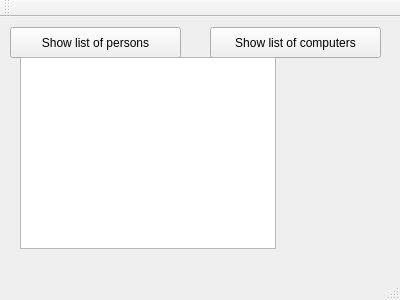
Above: mainwindow.ui from maggawaage/skil3 before the change. Below: the same form after it.
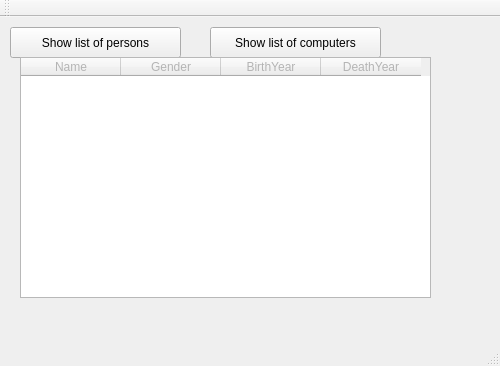
That is the form after the change.

The edit to the form file:
```diff
--- a/mainwindow.ui
+++ b/mainwindow.ui
@@ -6,8 +6,8 @@
    <rect>
     <x>0</x>
     <y>0</y>
-    <width>400</width>
-    <height>300</height>
+    <width>500</width>
+    <height>366</height>
    </rect>
   </property>
   <property name="windowTitle">
@@ -40,15 +40,41 @@
      <string>Show list of computers</string>
     </property>
    </widget>
-   <widget class="QListWidget" name="listOfPersons">
+   <widget class="QTableWidget" name="PersonsTable">
     <property name="geometry">
      <rect>
       <x>20</x>
       <y>40</y>
-      <width>256</width>
-      <height>192</height>
+      <width>411</width>
+      <height>241</height>
      </rect>
     </property>
+    <property name="toolTip">
+     <string>&lt;html&gt;&lt;head/&gt;&lt;body&gt;&lt;p&gt;&lt;br/&gt;&lt;/p&gt;&lt;/body&gt;&lt;/html&gt;</string>
+    </property>
+    <property name="styleSheet">
+     <string notr="true">color: rgb(180, 180, 180);</string>
+    </property>
+    <column>
+     <property name="text">
+      <string>Name</string>
+     </property>
+    </column>
+    <column>
+     <property name="text">
+      <string>Gender</string>
+     </property>
+    </column>
+    <column>
+     <property name="text">
+      <string>BirthYear</string>
+     </property>
+    </column>
+    <column>
+     <property name="text">
+      <string>DeathYear</string>
+     </property>
+    </column>
    </widget>
   </widget>
   <widget class="QMenuBar" name="menuBar">
```
Left out of the diff: 2 changed lines with no effect on the pictures.
